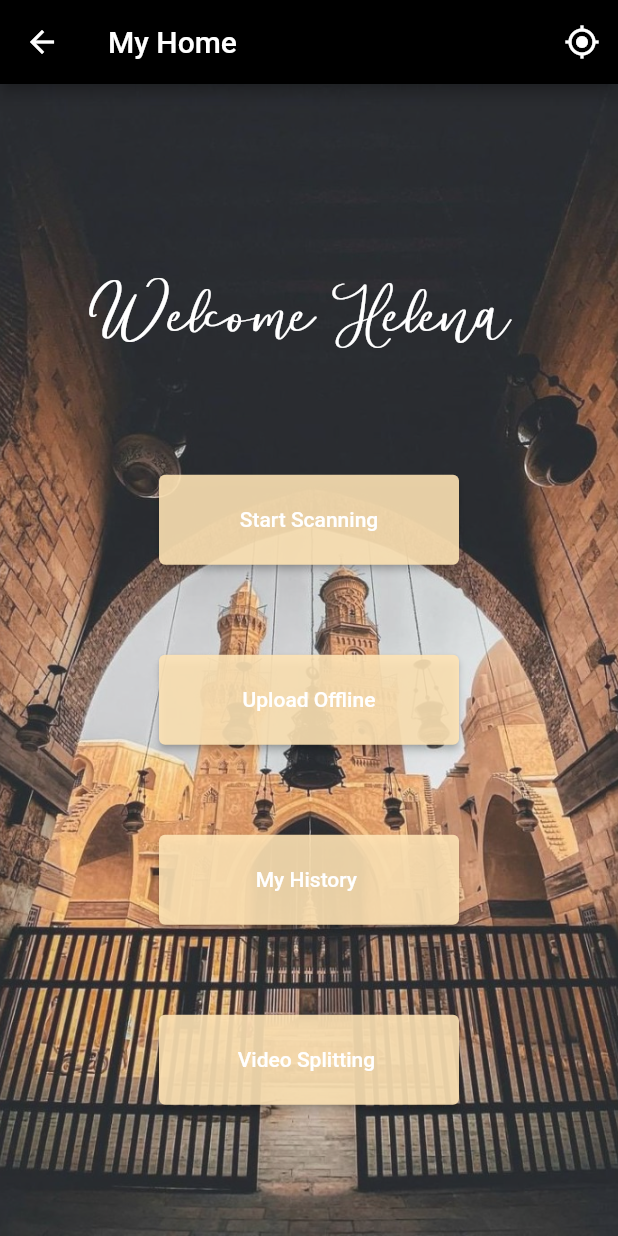
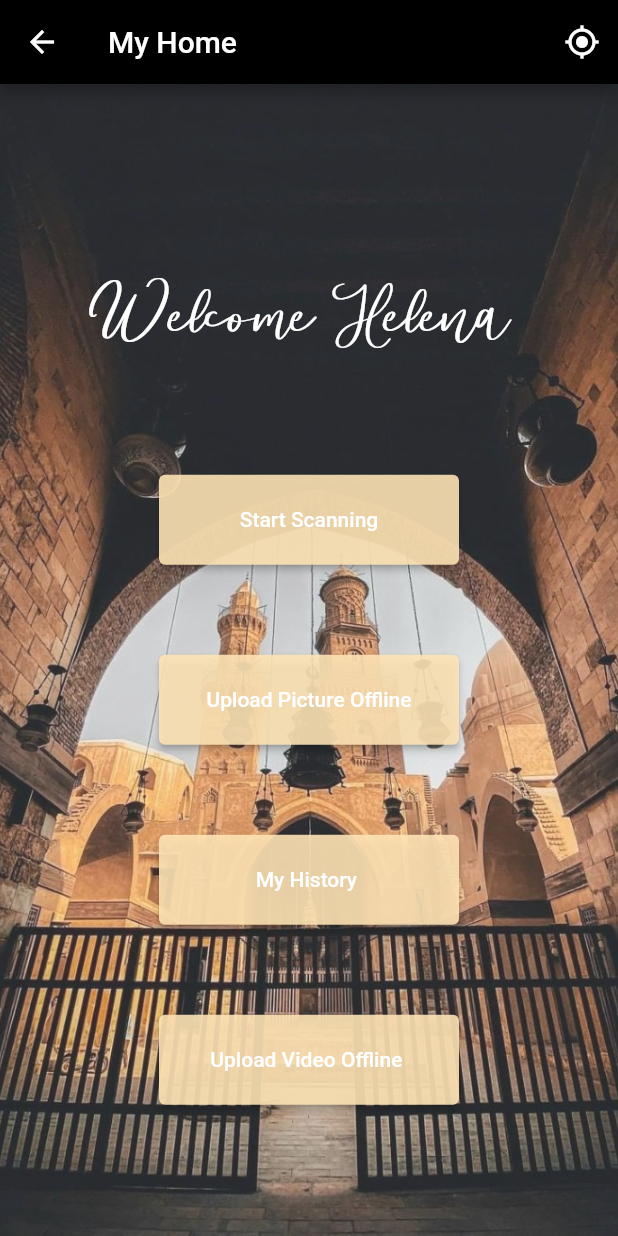
Before and after one commit to shahdhesham/Historia_app, a Flutter app: the UserHome screen opened by its route, on a phone screen of 412 x 824 dp. Run offline on Flutter 3.47's test engine with Material 2 defaults, Android fonts, the phone set to English and light mode, and no system bars; our stand-ins replace camera, firebase_storage, image_picker, percent_indicator, permission_handler; missing offline and left inert: export_video_frame, starflut, tflite; accounts and stored records are empty; project files that could hold a hidden picture were left out.

Commit message:
fiels renamed

```diff
--- a/lib/User_home.dart
+++ b/lib/User_home.dart
@@ -90,7 +90,7 @@ class _UserHomeState extends State<UserHome> {
                       Navigator.pushNamed(context, 'predict');
                     },
                     child: Text(
-                      'Upload Offline',
+                      'Upload Picture Offline',
                     ),
                   ),
                 ),
@@ -141,7 +141,7 @@ class _UserHomeState extends State<UserHome> {
                       Navigator.pushNamed(context, 'video');
                     },
                     child: Text(
-                      'Video Splitting ',
+                      'Upload Video Offline ',
                     ),
                   ),
                 ),
```
